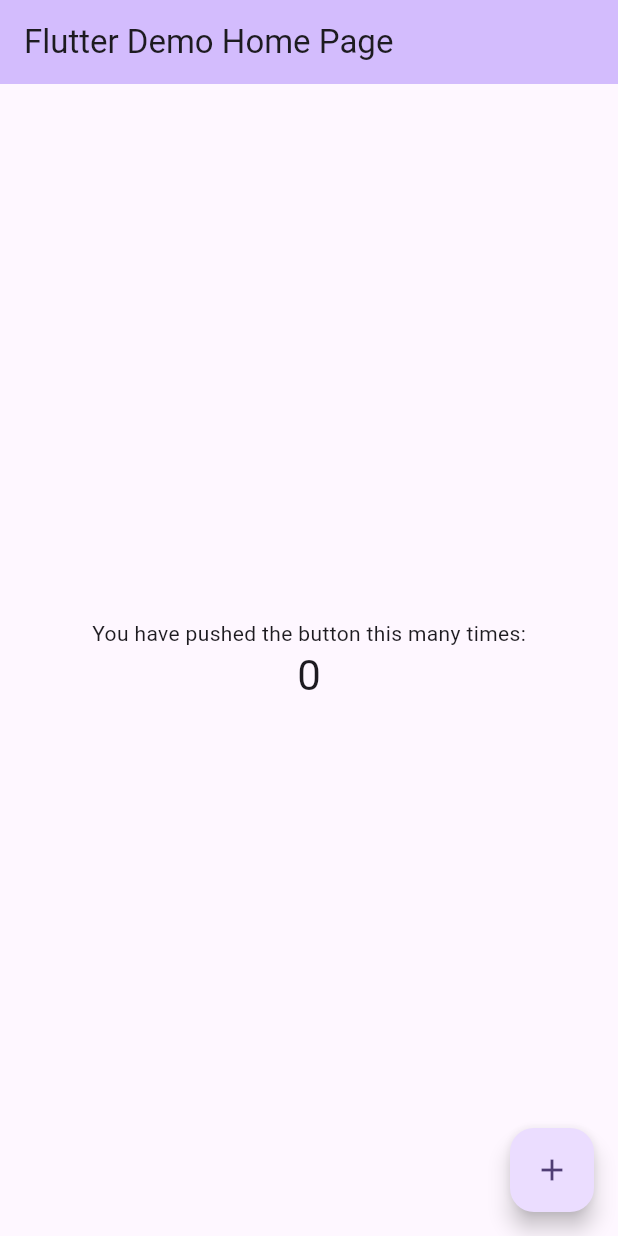
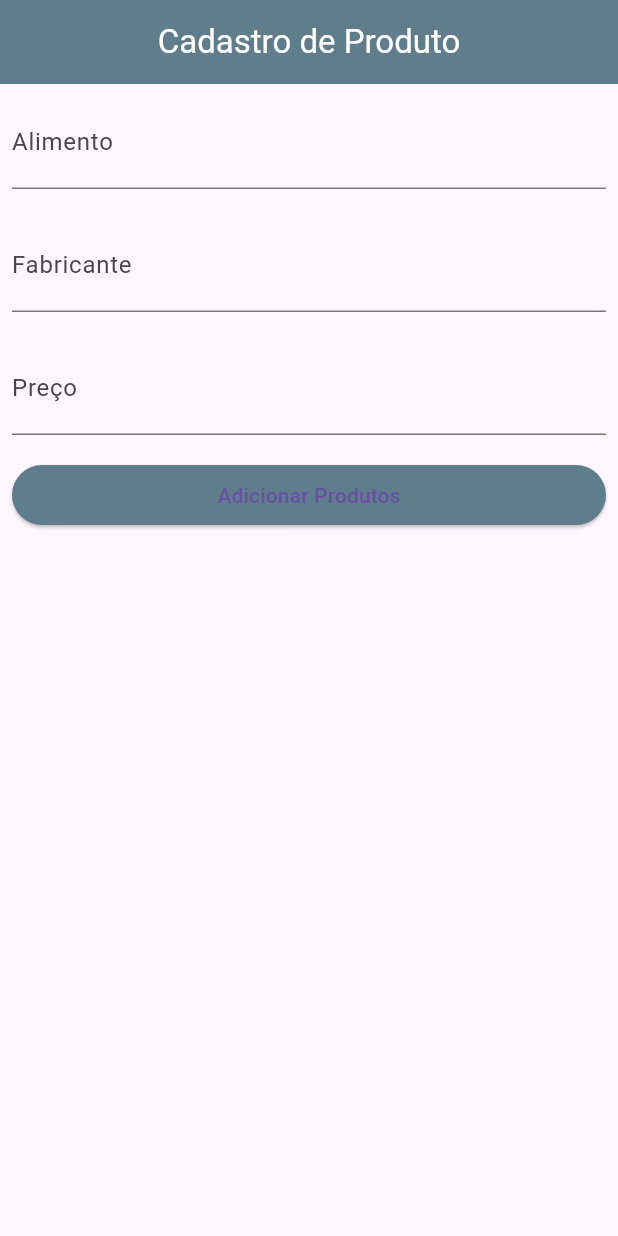
Before and after one commit to Matheus550/app_lista, a Flutter app: the screen it shows after launch, on a phone screen of 412 x 824 dp. Run offline on Flutter 3.47's test engine with Material 3 defaults, Android fonts, the light colour scheme and no system bars.

Commit message:
cadastro

```diff
--- a/lib/main.dart
+++ b/lib/main.dart
@@ -1,70 +1,11 @@
+//import 'package:app_estoque/screen/home.dart';
+import 'package:app_estoque/screen/telaCadastro.dart';
 import 'package:flutter/material.dart';
 
 void main() {
-  runApp(const MyApp());
+  runApp(
+    MaterialApp(
+      home: Cadastro(),
+    ),
+  );
 }
-
-class MyApp extends StatelessWidget {
-  const MyApp({super.key});
-
-  // This widget is the root of your application.
-  @override
-  Widget build(BuildContext context) {
-    return MaterialApp(
-      title: 'Flutter Demo',
-      theme: ThemeData(
-        colorScheme: ColorScheme.fromSeed(seedColor: Colors.deepPurple),
-        useMaterial3: true,
-      ),
-      home: const MyHomePage(title: 'Flutter Demo Home Page'),
-    );
-  }
-}
-
-class MyHomePage extends StatefulWidget {
-  const MyHomePage({super.key, required this.title});
-
-  final String title;
-
-  @override
-  State<MyHomePage> createState() => _MyHomePageState();
-}
-
-class _MyHomePageState extends State<MyHomePage> {
-  int _counter = 0;
-
-  void _incrementCounter() {
-    setState(() {
-      _counter++;
-    });
-  }
-
-  @override
-  Widget build(BuildContext context) {
-    return Scaffold(
-      appBar: AppBar(
-        backgroundColor: Theme.of(context).colorScheme.inversePrimary,
-        title: Text(widget.title),
-      ),
-      body: Center(
-        child: Column(
-          mainAxisAlignment: MainAxisAlignment.center,
-          children: <Widget>[
-            const Text(
-              'You have pushed the button this many times:',
-            ),
-            Text(
-              '$_counter',
-              style: Theme.of(context).textTheme.headlineMedium,
-            ),
-          ],
-        ),
-      ),
-      floatingActionButton: FloatingActionButton(
-        onPressed: _incrementCounter,
-        tooltip: 'Increment',
-        child: const Icon(Icons.add),
-      ), // This trailing comma makes auto-formatting nicer for build methods
-    );
-  }
-}
--- /dev/null
+++ b/lib/screen/telaCadastro.dart
@@ -0,0 +1,74 @@
+import 'package:flutter/material.dart';
+
+class Cadastro extends StatefulWidget {
+  const Cadastro({super.key});
+
+  @override
+  State<Cadastro> createState() => _CadastroState();
+}
+
+class _CadastroState extends State<Cadastro> {
+  @override
+  Widget build(BuildContext context) {
+    return Scaffold(
+      appBar: AppBar(
+        title: Text(
+          "Cadastro de Produto",
+          style: TextStyle(color: Colors.white),
+        ),
+        centerTitle: true,
+        backgroundColor: Colors.blueGrey,
+      ),
+      body: SingleChildScrollView(
+        child: Padding(
+          padding: const EdgeInsets.all(8.0),
+          child: Form(
+            key: null,
+            child: Column(
+              mainAxisAlignment: MainAxisAlignment.spaceEvenly,
+              children: [
+                TextFormField(
+                  keyboardType: TextInputType.text,
+                  textAlign: TextAlign.center,
+                  decoration: InputDecoration(labelText: "Alimento"),
+                  style: TextStyle(fontSize: 20),
+                ),
+                SizedBox(
+                  height: 20,
+                ),
+                TextFormField(
+                  keyboardType: TextInputType.text,
+                  textAlign: TextAlign.center,
+                  decoration: InputDecoration(labelText: "Fabricante"),
+                  style: TextStyle(fontSize: 20),
+                ),
+                SizedBox(
+                  height: 20,
+                ),
+                TextFormField(
+                  keyboardType: TextInputType.number,
+                  textAlign: TextAlign.center,
+                  decoration: InputDecoration(labelText: "Preço"),
+                  style: TextStyle(fontSize: 20),
+                ),
+                SizedBox(
+                  height: 20,
+                ),
+                SizedBox(
+                  height: 40,
+                  width: double.infinity,
+                  child: ElevatedButton(
+                    onPressed: () {},
+                    child: Text("Adicionar Produtos"),
+                    style: ElevatedButton.styleFrom(
+                        backgroundColor: Colors.blueGrey),
+                  ),
+                ),
+              ],
+            ),
+          ),
+        ),
+      ),
+    );
+  }
+}
```
Also changed, not shown: lib/screen/home.dart (added, +27 -0 lines), lib/screen/widget/menu_drawer.dart (added, +63 -0 lines).
